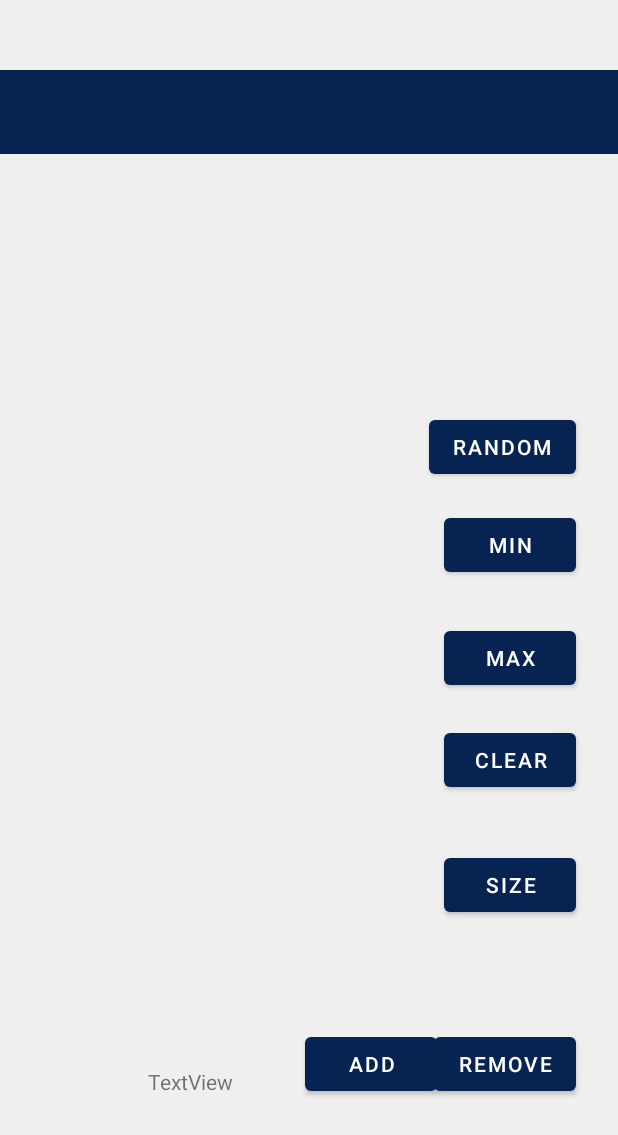
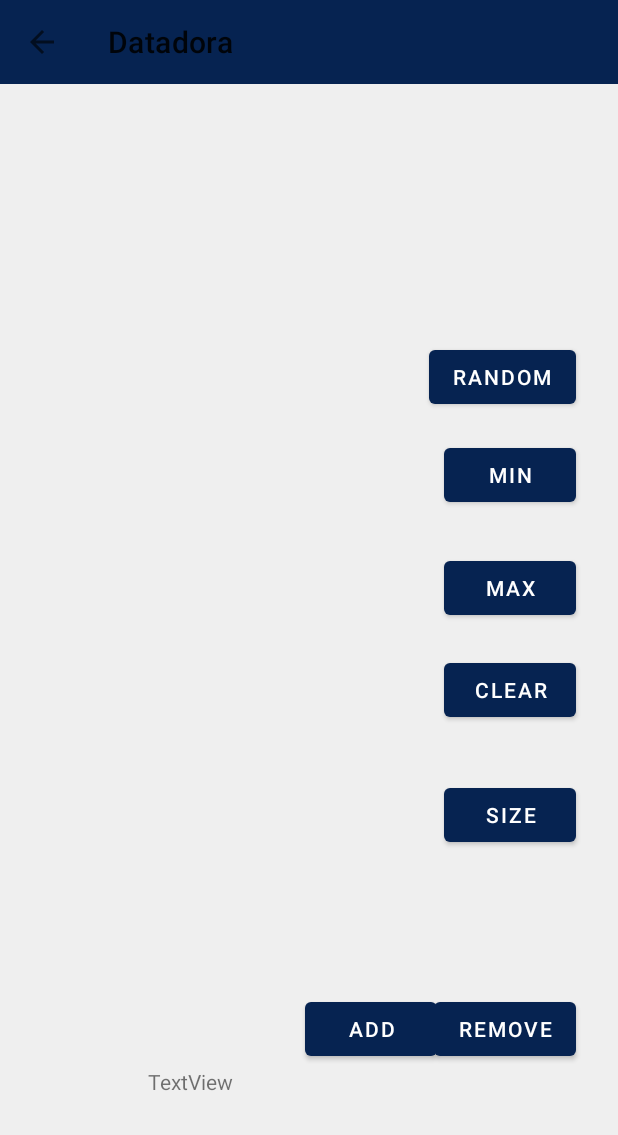
Before and after one commit to Novychen/Datadora, an Android app: the BinarySearchTreeActivity screen opened directly, with no data from a screen before it, on a phone screen of 412 x 824 dp. Shown: the top 1135 px of the screen. Run offline under Robolectric (Android 15) with nearby library versions, the phone set to English and light mode, and no system bars.

Commit message:
BinarySearchTreeActivity
 - fixed the toolbar

```diff
--- a/app/src/main/java/at/fhooe/mc/datadora/BinarySearchTreeActivity.java
+++ b/app/src/main/java/at/fhooe/mc/datadora/BinarySearchTreeActivity.java
@@ -4,34 +4,34 @@ import android.os.Bundle;
 import android.view.View;
 import android.widget.TextView;
 import androidx.appcompat.app.AppCompatActivity;
+import androidx.appcompat.app.AppCompatDelegate;
 import androidx.appcompat.widget.Toolbar;
 
 import java.util.Vector;
 
 import at.fhooe.mc.datadora.databinding.ActivityBinarySearchTreeBinding;
+import at.fhooe.mc.datadora.databinding.ActivityLinkedListBinding;
+
 public class BinarySearchTreeActivity extends AppCompatActivity {
 
     private TextView mTextView;
     private Vector<Integer> mBST = new Vector<>();
     private ActivityBinarySearchTreeBinding mBinding;
+
     @Override
-    protected void onCreate(Bundle savedInstanceState) {
-        super.onCreate(savedInstanceState);
-        setContentView(R.layout.activity_binary_search_tree);
-       /* View view = mBinding.getRoot();
+    protected void onCreate(Bundle _savedInstanceState) {
+        super.onCreate(_savedInstanceState);
+        mBinding = ActivityBinarySearchTreeBinding.inflate(getLayoutInflater());
+        View view = mBinding.getRoot();
         setContentView(view);
-        mBinding = ActivityBinarySearchTreeBinding.inflate(getLayoutInflater());
-
-*/
-
 
         // array eingeben sachen speichern
         // setup Toolbar
-       /* Toolbar myToolbar = mBinding.BTSActivityToolbar;
+        Toolbar myToolbar = mBinding.BTSActivityToolbar;
         setSupportActionBar(myToolbar);
         myToolbar.inflateMenu(R.menu.menu_main);
         getSupportActionBar().setDisplayHomeAsUpEnabled(true);
-        getSupportActionBar().setDisplayShowHomeEnabled(true);*/
+        getSupportActionBar().setDisplayShowHomeEnabled(true);
         // Enables Always-on
 
        }
@@ -130,4 +130,11 @@ public class BinarySearchTreeActivity extends AppCompatActivity {
 
         return true;
     }
+
+    @Override
+    public boolean onSupportNavigateUp() {
+        onBackPressed();
+        AppCompatDelegate.setDefaultNightMode(AppCompatDelegate.MODE_NIGHT_NO);
+        return true;
+    }
 }
--- a/app/src/main/res/layout/activity_binary_search_tree.xml
+++ b/app/src/main/res/layout/activity_binary_search_tree.xml
@@ -5,18 +5,13 @@
     android:layout_width="match_parent"
     android:layout_height="match_parent"
     android:padding="@dimen/box_inset_layout_padding"
-    tools:context=".BinarySearchTreeActivity"
-    tools:deviceIds="wear">
+    tools:context=".BinarySearchTreeActivity">
 
     <androidx.appcompat.widget.Toolbar
         android:id="@+id/BTS_Activity_Toolbar"
-        android:layout_width="match_parent"
+        android:layout_width="0dp"
         android:layout_height="wrap_content"
-        android:layout_marginBottom="675dp"
         android:background="@color/primaryColor"
-        android:minHeight="?attr/actionBarSize"
-        android:theme="?attr/actionBarTheme"
-        app:layout_constraintBottom_toBottomOf="parent"
         app:layout_constraintEnd_toEndOf="parent"
         app:layout_constraintStart_toStartOf="parent"
         app:layout_constraintTop_toTopOf="parent" />
```
Also changed, not shown: app/src/main/res/layout/activity_main.xml (+3 -5 lines).
